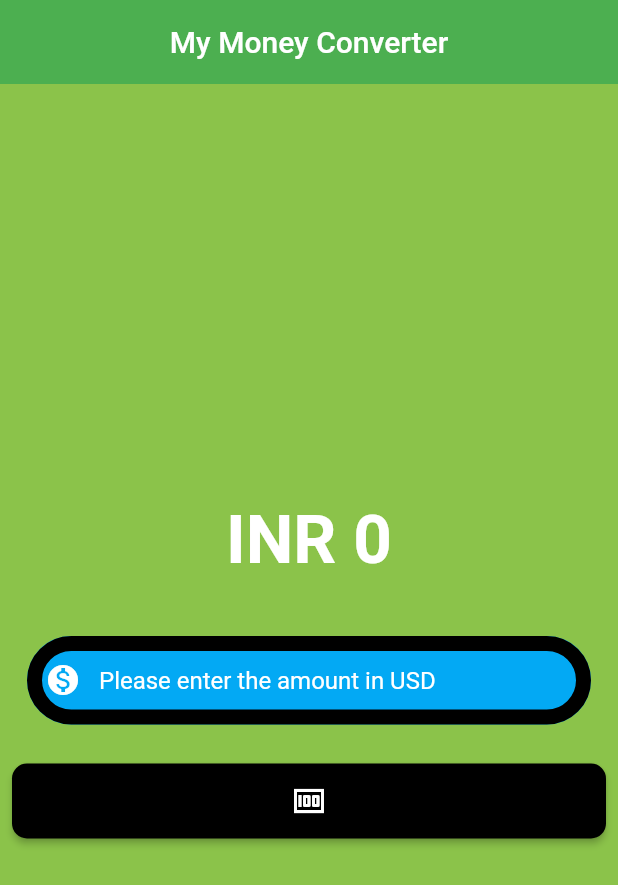
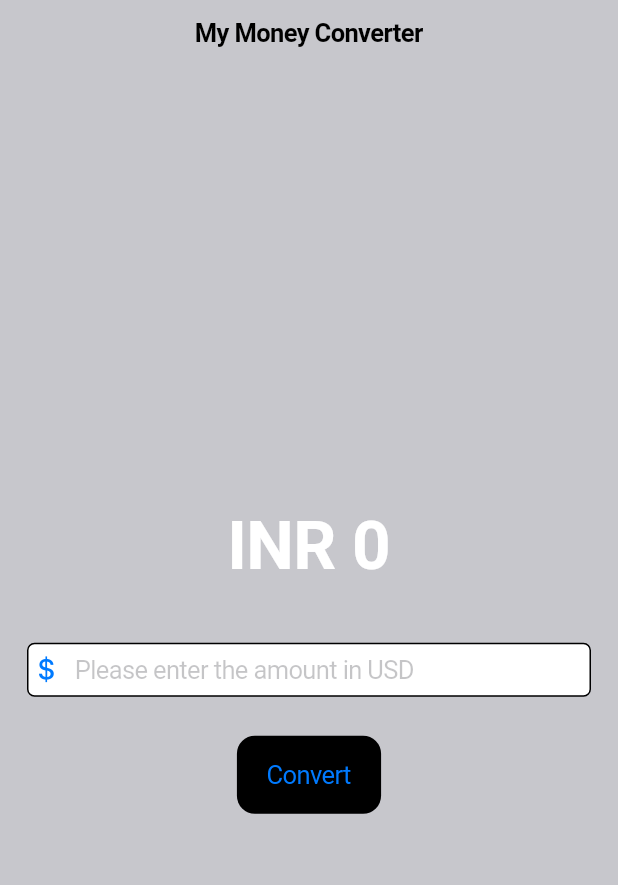
Before and after one commit to prema1432/flutter_money_converter, a Flutter app: the screen it shows after launch, on a phone screen of 412 x 824 dp. Shown: the top 885 px of the screen. Run offline on Flutter 3.47's test engine with Material 2 defaults, Android fonts, the phone set to English and light mode, and no system bars.

Commit message:
cupertino design added

```diff
--- a/lib/main.dart
+++ b/lib/main.dart
@@ -1,8 +1,11 @@
+import 'package:flutter/cupertino.dart';
 import 'package:flutter/material.dart';
+import 'package:my_app/pages/currency_converter_cupertino.dart';
 import 'package:my_app/pages/currency_converter_material_page.dart';
 
 void main() {
-  runApp(const MyApp());
+  // runApp(const MyApp());
+  runApp(const MyCupertinoAPP());
 }
 
 class MyApp extends StatelessWidget {
@@ -10,7 +13,16 @@ class MyApp extends StatelessWidget {
   @override
   Widget build(BuildContext context) {
     return const MaterialApp(
-      home:CurrencyConverterMaterialPage(),
+      home: CurrencyConverterMaterialPage(),
     );
   }
 }
+
+class MyCupertinoAPP extends StatelessWidget {
+  const MyCupertinoAPP({super.key});
+
+  @override
+  Widget build(BuildContext context) {
+    return const CupertinoApp(home: CurrencyonverterCupertinoPage());
+  }
+}
--- /dev/null
+++ b/lib/pages/currency_converter_cupertino.dart
@@ -0,0 +1,90 @@
+import 'package:flutter/cupertino.dart';
+
+class CurrencyonverterCupertinoPage extends StatefulWidget {
+  const CurrencyonverterCupertinoPage({super.key});
+
+  @override
+  State<CurrencyonverterCupertinoPage> createState() =>
+      _CurrencyonverterCupertinoPageState();
+}
+
+class _CurrencyonverterCupertinoPageState
+    extends State<CurrencyonverterCupertinoPage> {
+  double result = 0;
+  final TextEditingController textEditingController = TextEditingController();
+
+  // @override
+  // void initState() {
+  //   super.initState();
+  // }
+  void convert() {
+    result = double.parse(textEditingController.text) * 88;
+    setState(() {});
+  }
+
+  @override
+  Widget build(BuildContext context) {
+    return CupertinoPageScaffold(
+      backgroundColor: CupertinoColors.systemGrey3,
+      navigationBar: const CupertinoNavigationBar(
+        backgroundColor: CupertinoColors.activeGreen,
+        middle: Text('My Money Converter'),
+      ),
+      child: Center(
+        child: Column(
+          mainAxisAlignment: MainAxisAlignment.center,
+          children: [
+            Container(
+              padding: const EdgeInsets.all(10),
+              margin: const EdgeInsets.all(10),
+              // color: Colors.yellow,
+              child: Text(
+                'INR ${result != 0 ? result.toStringAsFixed(3) : result.toStringAsFixed(0)}',
+                style: const TextStyle(
+                  fontSize: 45,
+                  fontWeight: FontWeight.bold,
+                  color: CupertinoColors.white,
+                ),
+              ),
+            ),
+            // padding
+            // container
+            Container(
+              padding: const EdgeInsets.all(8.0),
+              margin: const EdgeInsets.all(10),
+              child: CupertinoTextField(
+                controller: textEditingController,
+                style: const TextStyle(
+                  color: CupertinoColors.systemRed,
+                ),
+                decoration: BoxDecoration(
+                  border: Border.all(),
+                  borderRadius: BorderRadius.circular(5),
+                  color: CupertinoColors.white,
+                ),
+                placeholder: 'Please enter the amount in USD',
+                prefix: const Icon(CupertinoIcons.money_dollar),
+                keyboardType: const TextInputType.numberWithOptions(
+                  decimal: true,
+                ),
+              ),
+            ),
+            // button
+
+            //raised
+
+            // appears like a text
+            Padding(
+              padding: const EdgeInsets.all(8.0),
+              child: CupertinoButton(
+                onPressed: convert,
+                color: CupertinoColors.black,
+                child: const Text('Convert'),
+              ),
+            )
+          ],
+        ),
+      ),
+    );
+  }
+}
```
